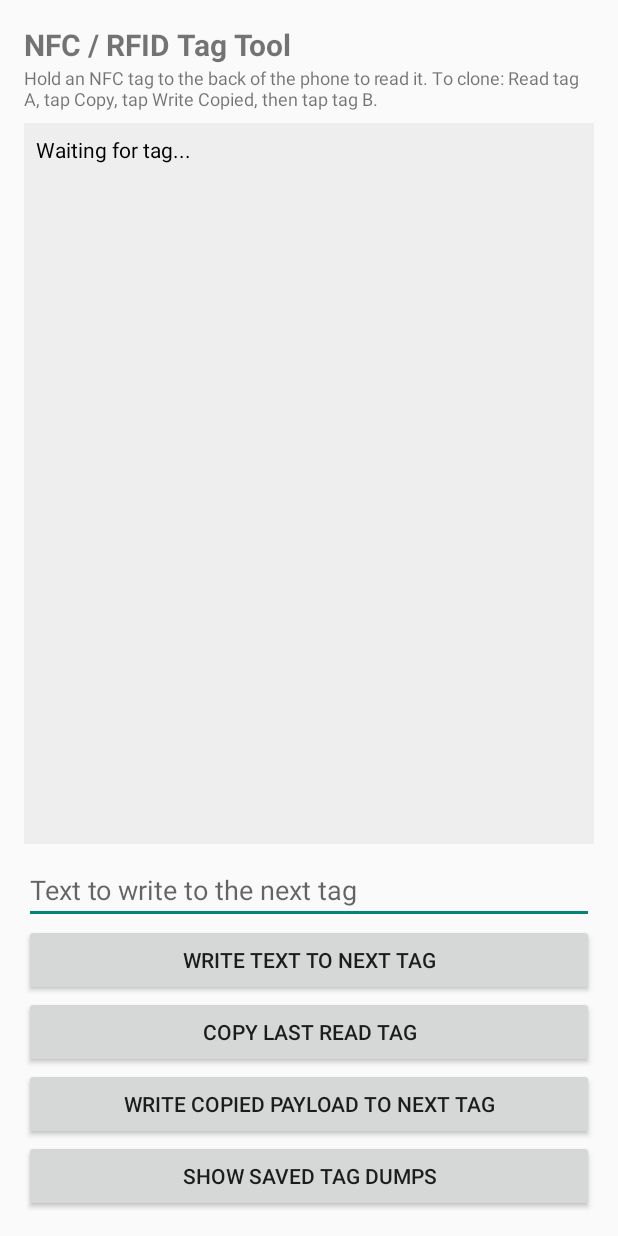
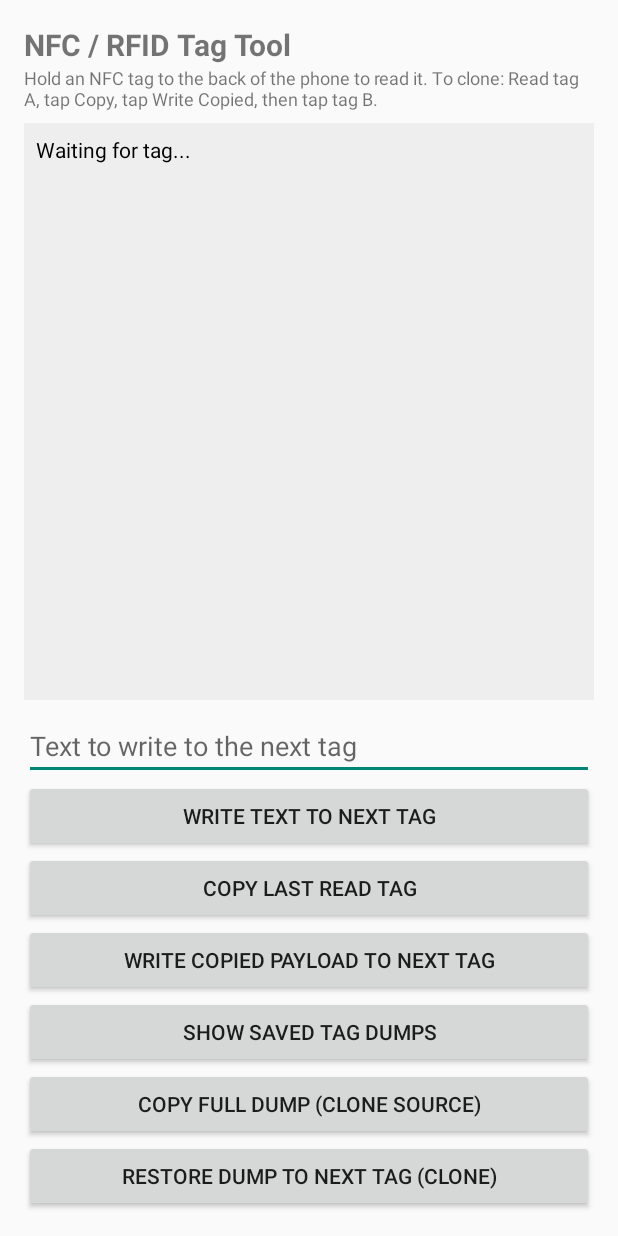
Before and after one commit to KaisoneInthavong/msa-bt-manager, an Android app: the layout activity_tag.xml on its own in the app's theme, with its tools: preview values and no code run, on a phone screen of 412 x 824 dp. Run offline under Robolectric (Android 15) with nearby library versions, the phone set to English and light mode, and no system bars.

Commit message:
Tag tool: dump copy/restore UI + live skip notes

```diff
--- a/app/src/main/java/com/msa/btmanager/TagActivity.kt
+++ b/app/src/main/java/com/msa/btmanager/TagActivity.kt
@@ -400,8 +400,7 @@ class TagActivity : AppCompatActivity(), NfcAdapter.ReaderCallback {
         }
     }
 
-    private val skipNotes = StringBuilder()
-    private fun skipLog(note: String) { skipNotes.appendLine(note) }
+    private fun skipLog(note: String) { runOnUiThread { tagLog(note) } }
 
     private fun parseDump(dump: String): Map<Int, ByteArray> {
         val map = mutableMapOf<Int, ByteArray>()
--- a/app/src/main/res/layout/activity_tag.xml
+++ b/app/src/main/res/layout/activity_tag.xml
@@ -65,4 +65,16 @@
         android:layout_width="match_parent"
         android:layout_height="wrap_content"
         android:text="Show saved tag dumps" />
+
+    <Button
+        android:id="@+id/btnDumpCopy"
+        android:layout_width="match_parent"
+        android:layout_height="wrap_content"
+        android:text="Copy full dump (clone source)" />
+
+    <Button
+        android:id="@+id/btnRestoreDump"
+        android:layout_width="match_parent"
+        android:layout_height="wrap_content"
+        android:text="Restore dump to next tag (clone)" />
 </LinearLayout>
```
